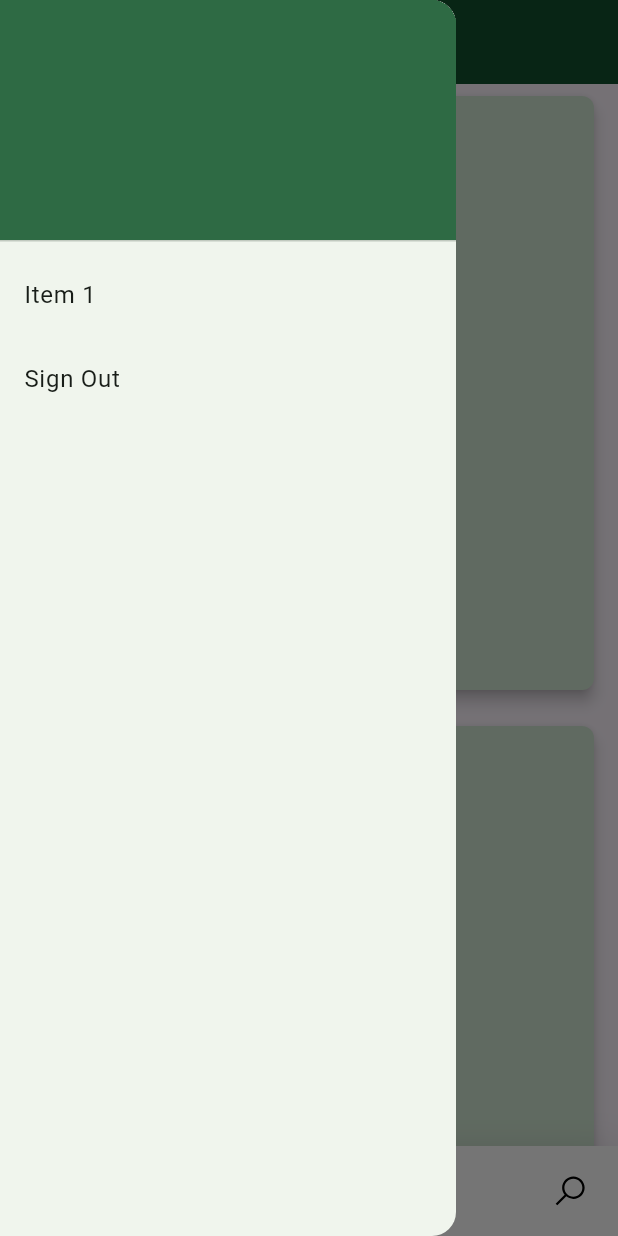
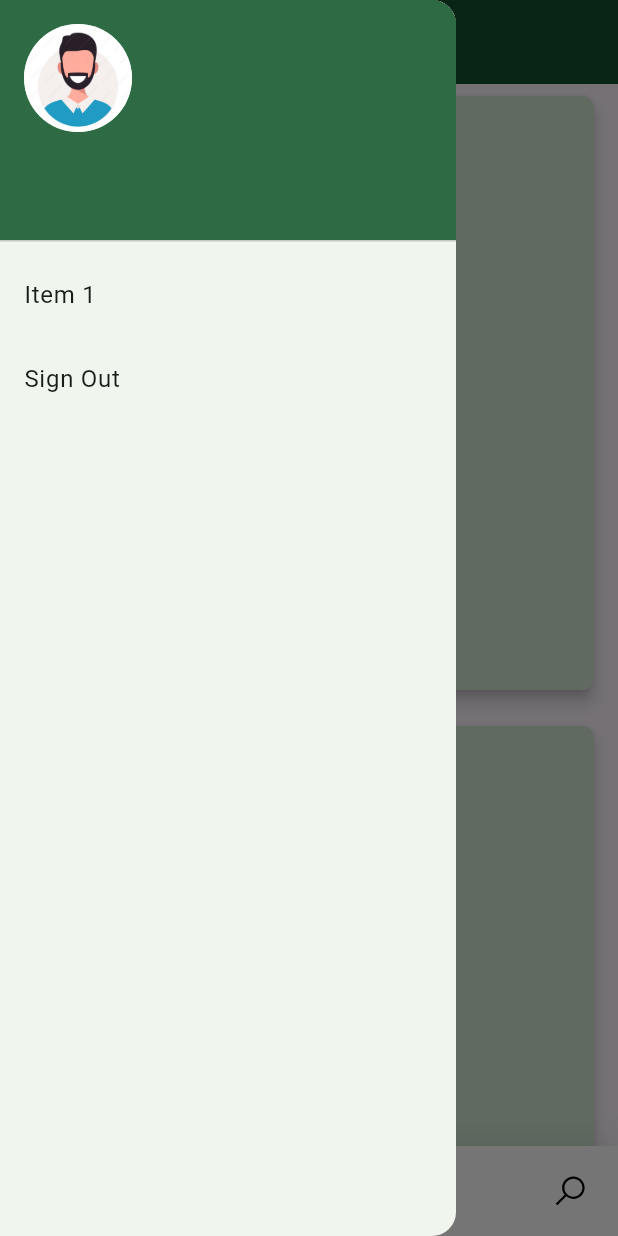
Before and after one commit to yasser942/PDS, a Flutter app: the screen it shows once a user with an empty profile is signed in, with the side drawer open, on a phone screen of 412 x 824 dp. Run offline on Flutter 3.47's test engine with Material 3 defaults, Android fonts, the phone set to English and light mode, and no system bars; drawn by our look-alikes of google_nav_bar; our stand-ins replace firebase_auth, firebase_core, flutter_onboarding_slider, google_maps_flutter, line_icons; accounts and stored records are empty.

Commit message:
Correcting some Login errors and improving the drawer page

```diff
--- a/lib/screens/auth/forgot-password.dart
+++ b/lib/screens/auth/forgot-password.dart
@@ -32,7 +32,7 @@
   void _validateAndSubmit() async{
     if (_validateAndSave()) {
       try {
-        final email = emailController.text;
+        final email = emailController.text.trim();
         loadingIndicator(context);
         await FirebaseAuth.instance.sendPasswordResetEmail(email: email);
         Navigator.pop(context);
--- a/lib/screens/drawer.dart
+++ b/lib/screens/drawer.dart
@@ -1,32 +1,38 @@
 import 'package:firebase_auth/firebase_auth.dart';
 import 'package:flutter/material.dart';
-import 'package:pds/screens/auth/LoginPage.dart';
+import 'package:pds/user-auth/firebase-auth-services.dart';
+
+import '../widgets/loading-indicator.dart';
+import 'auth/on-boarding-slider.dart';
+
+import 'package:firebase_auth/firebase_auth.dart';
+import 'package:flutter/material.dart';
 import 'package:pds/user-auth/firebase-auth-services.dart';
 
 import '../widgets/loading-indicator.dart';
 import 'auth/on-boarding-slider.dart';
 
 class MyDrawer extends StatelessWidget {
-   MyDrawer({super.key});
-  var userEmail = FirebaseAuth.instance.currentUser?.email;
-  var name = FirebaseAuth.instance.currentUser?.displayName;
+  MyDrawer({super.key});
+
+  final FirebaseAuth _auth = FirebaseAuth.instance;
+
   @override
   Widget build(BuildContext context) {
+    final User? user = _auth.currentUser;
+    final String name = user?.displayName ?? 'User Name';
+    final String email = user?.email ?? 'user@example.com';
+
     return Drawer(
       child: ListView(
         padding: EdgeInsets.zero,
         children: <Widget>[
-          DrawerHeader(
-            decoration: BoxDecoration(
-              color: Theme.of(context).colorScheme.primary,
+          UserAccountsDrawerHeader(
+            currentAccountPicture: CircleAvatar(
+              backgroundImage:AssetImage("assets/avatar.jpg") , // Load from user's photoURL or provide a placeholder
             ),
-            child: Text(
-              name!,
-              style: TextStyle(
-                color: Colors.white,
-                fontSize: 24,
-              ),
-            ),
+            accountName: Text(name),
+            accountEmail: Text(email),
           ),
           ListTile(
             title: const Text('Item 1'),
@@ -37,10 +43,10 @@
           ),
           ListTile(
             title: const Text('Sign Out'),
-            onTap: () async{
+            onTap: () async {
               loadingIndicator(context);
               await FirebaseAuthentication().signOut();
-             Navigator.pushReplacement(context, MaterialPageRoute(builder: (context) => const onBoardingSlider()));
+              Navigator.pushReplacement(context, MaterialPageRoute(builder: (context) => const onBoardingSlider()));
             },
           ),
           // Add more list tiles as needed
```
Also changed, not shown: lib/screens/auth/LoginPage.dart (+6 -5 lines), lib/screens/auth/RegisterPage.dart (+6 -7 lines), assets/avatar.jpg (added).
